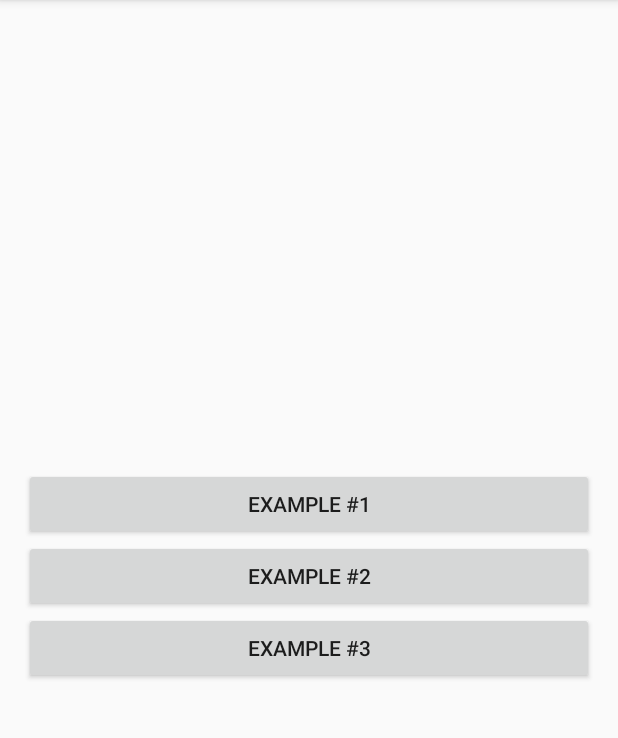
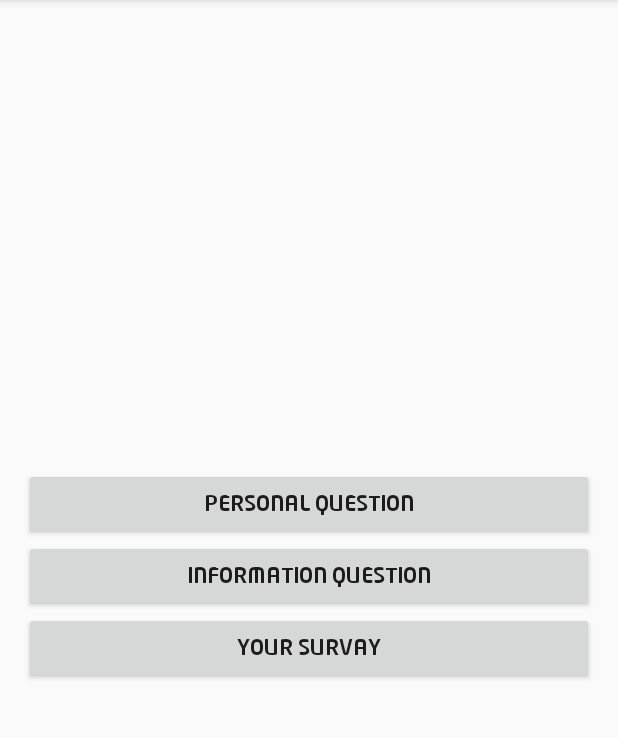
Before and after one commit to Elswah/surveylib-master, an Android app: the screen it shows after launch (MainActivity), on a phone screen of 412 x 824 dp, the part 84-822 px from its top. Run offline under Robolectric (Android 15) with nearby library versions, the phone set to English and light mode, and no system bars.

Commit message:
apply fonts

```diff
--- a/app/src/main/java/androidadvance/com/androidsurveyexample/MainActivity.java
+++ b/app/src/main/java/androidadvance/com/androidsurveyexample/MainActivity.java
@@ -1,12 +1,15 @@
 package androidadvance.com.androidsurveyexample;
 
 import android.content.Intent;
+import android.os.Bundle;
 import android.support.v7.app.AppCompatActivity;
-import android.os.Bundle;
 import android.util.Log;
 import android.view.View;
 import android.widget.Button;
+
 import com.androidadvance.androidsurvey.SurveyActivity;
+import com.androidadvance.androidsurvey.utilities.Fonts;
+
 import java.io.IOException;
 import java.io.InputStream;
 
@@ -24,6 +27,9 @@ public class MainActivity extends AppCompatActivity {
         Button button_survey_example_1 = (Button) findViewById(R.id.button_survey_example_1);
         Button button_survey_example_2 = (Button) findViewById(R.id.button_survey_example_2);
         Button button_survey_example_3 = (Button) findViewById(R.id.button_survey_example_3);
+        Fonts.set(button_survey_example_1, this);
+        Fonts.set(button_survey_example_2, this);
+        Fonts.set(button_survey_example_3, this);
 
         button_survey_example_1.setOnClickListener(new View.OnClickListener() {
             @Override
--- a/app/src/main/res/layout/activity_main.xml
+++ b/app/src/main/res/layout/activity_main.xml
@@ -20,19 +20,19 @@
         <Button
             android:layout_width="match_parent"
             android:layout_height="wrap_content"
-            android:text="Example #1"
+            android:text="@string/personal_question"
             android:id="@+id/button_survey_example_1"/>
 
         <Button
             android:layout_width="match_parent"
             android:layout_height="wrap_content"
-            android:text="Example #2"
+            android:text="@string/information_question"
             android:id="@+id/button_survey_example_2" />
 
         <Button
             android:layout_width="match_parent"
             android:layout_height="wrap_content"
-            android:text="Example #3"
+            android:text="@string/your_survay"
             android:id="@+id/button_survey_example_3" />
     </LinearLayout>
 </RelativeLayout>
--- a/app/src/main/res/values/strings.xml
+++ b/app/src/main/res/values/strings.xml
@@ -1,3 +1,6 @@
 <resources>
     <string name="app_name">AndroidSurveyExample</string>
+    <string name="information_question">information question</string>
+    <string name="your_survay">your survay</string>
+    <string name="personal_question">personal Question</string>
 </resources>
--- a/surveylib/src/main/java/com/androidadvance/androidsurvey/SurveyActivity.java
+++ b/surveylib/src/main/java/com/androidadvance/androidsurvey/SurveyActivity.java
@@ -28,11 +28,11 @@ public class SurveyActivity extends AppCompatActivity {
     private ViewPager mPager;
     private String style_string = null;
 
+
     @Override
     protected void onCreate(Bundle savedInstanceState) {
         super.onCreate(savedInstanceState);
         setContentView(R.layout.activity_main_survey);
-
 
 
         if (getIntent().getExtras() != null) {
--- a/surveylib/src/main/java/com/androidadvance/androidsurvey/fragment/FragmentCheckboxes.java
+++ b/surveylib/src/main/java/com/androidadvance/androidsurvey/fragment/FragmentCheckboxes.java
@@ -18,6 +18,7 @@ import com.androidadvance.androidsurvey.Answers;
 import com.androidadvance.androidsurvey.R;
 import com.androidadvance.androidsurvey.SurveyActivity;
 import com.androidadvance.androidsurvey.models.Question;
+import com.androidadvance.androidsurvey.utilities.Fonts;
 
 import java.util.ArrayList;
 import java.util.Collections;
@@ -39,7 +40,9 @@ public class FragmentCheckboxes extends Fragment {
                 R.layout.fragment_checkboxes, container, false);
 
         button_continue = (Button) rootView.findViewById(R.id.button_continue);
+        Fonts.set(button_continue, getContext());
         textview_q_title = (TextView) rootView.findViewById(R.id.textview_q_title);
+        Fonts.set(textview_q_title, getContext());
         linearLayout_checkboxes = (LinearLayout) rootView.findViewById(R.id.linearLayout_checkboxes);
         button_continue.setOnClickListener(new View.OnClickListener() {
             @Override
--- a/surveylib/src/main/java/com/androidadvance/androidsurvey/fragment/FragmentEnd.java
+++ b/surveylib/src/main/java/com/androidadvance/androidsurvey/fragment/FragmentEnd.java
@@ -14,6 +14,7 @@ import com.androidadvance.androidsurvey.Answers;
 import com.androidadvance.androidsurvey.R;
 import com.androidadvance.androidsurvey.SurveyActivity;
 import com.androidadvance.androidsurvey.models.SurveyProperties;
+import com.androidadvance.androidsurvey.utilities.Fonts;
 
 public class FragmentEnd extends Fragment {
 
@@ -29,6 +30,8 @@ public class FragmentEnd extends Fragment {
 
         Button button_finish = (Button) rootView.findViewById(R.id.button_finish);
         textView_end = (TextView) rootView.findViewById(R.id.textView_end);
+        Fonts.set(button_finish, getContext());
+        Fonts.set(textView_end, getContext());
 
 
         button_finish.setOnClickListener(new View.OnClickListener() {
--- a/surveylib/src/main/java/com/androidadvance/androidsurvey/fragment/FragmentMultiline.java
+++ b/surveylib/src/main/java/com/androidadvance/androidsurvey/fragment/FragmentMultiline.java
@@ -19,6 +19,7 @@ import com.androidadvance.androidsurvey.Answers;
 import com.androidadvance.androidsurvey.R;
 import com.androidadvance.androidsurvey.SurveyActivity;
 import com.androidadvance.androidsurvey.models.Question;
+import com.androidadvance.androidsurvey.utilities.Fonts;
 
 public class FragmentMultiline extends Fragment {
 
@@ -36,6 +37,11 @@ public class FragmentMultiline extends Fragment {
         button_continue = (Button) rootView.findViewById(R.id.button_continue);
         textview_q_title = (TextView) rootView.findViewById(R.id.textview_q_title);
         editText_answer = (EditText) rootView.findViewById(R.id.editText_answer);
+
+        Fonts.set(button_continue, getContext());
+        Fonts.set(textview_q_title, getContext());
+        Fonts.set(editText_answer, getContext());
+
         button_continue.setOnClickListener(new View.OnClickListener() {
             @Override public void onClick(View v) {
                  Answers.getInstance().put_answer(textview_q_title.getText().toString(), editText_answer.getText().toString().trim());
--- a/surveylib/src/main/java/com/androidadvance/androidsurvey/fragment/FragmentNumber.java
+++ b/surveylib/src/main/java/com/androidadvance/androidsurvey/fragment/FragmentNumber.java
@@ -20,6 +20,7 @@ import com.androidadvance.androidsurvey.Answers;
 import com.androidadvance.androidsurvey.R;
 import com.androidadvance.androidsurvey.SurveyActivity;
 import com.androidadvance.androidsurvey.models.Question;
+import com.androidadvance.androidsurvey.utilities.Fonts;
 
 public class FragmentNumber extends Fragment {
 
@@ -37,6 +38,11 @@ public class FragmentNumber extends Fragment {
         button_continue = (Button) rootView.findViewById(R.id.button_continue);
         textview_q_title = (TextView) rootView.findViewById(R.id.textview_q_title);
         editText_answer = (EditText) rootView.findViewById(R.id.editText_answer);
+
+        Fonts.set(button_continue, getContext());
+        Fonts.set(textview_q_title, getContext());
+        Fonts.set(editText_answer, getContext());
+
         editText_answer.setInputType(InputType.TYPE_CLASS_NUMBER | InputType.TYPE_NUMBER_FLAG_DECIMAL);
         button_continue.setOnClickListener(new View.OnClickListener() {
             @Override public void onClick(View v) {
--- a/surveylib/src/main/java/com/androidadvance/androidsurvey/fragment/FragmentRadioboxes.java
+++ b/surveylib/src/main/java/com/androidadvance/androidsurvey/fragment/FragmentRadioboxes.java
@@ -19,6 +19,7 @@ import com.androidadvance.androidsurvey.Answers;
 import com.androidadvance.androidsurvey.R;
 import com.androidadvance.androidsurvey.SurveyActivity;
 import com.androidadvance.androidsurvey.models.Question;
+import com.androidadvance.androidsurvey.utilities.Fonts;
 
 import java.util.ArrayList;
 import java.util.Collections;
@@ -43,6 +44,10 @@ public class FragmentRadioboxes extends Fragment {
 
         button_continue = (Button) rootView.findViewById(R.id.button_continue);
         textview_q_title = (TextView) rootView.findViewById(R.id.textview_q_title);
+
+        Fonts.set(button_continue, getContext());
+        Fonts.set(textview_q_title, getContext());
+
         radioGroup = (RadioGroup) rootView.findViewById(R.id.radioGroup);
         button_continue.setOnClickListener(new View.OnClickListener() {
             @Override
--- a/surveylib/src/main/java/com/androidadvance/androidsurvey/fragment/FragmentStart.java
+++ b/surveylib/src/main/java/com/androidadvance/androidsurvey/fragment/FragmentStart.java
@@ -13,6 +13,7 @@ import android.widget.TextView;
 import com.androidadvance.androidsurvey.R;
 import com.androidadvance.androidsurvey.SurveyActivity;
 import com.androidadvance.androidsurvey.models.SurveyProperties;
+import com.androidadvance.androidsurvey.utilities.Fonts;
 
 
 public class FragmentStart extends Fragment {
@@ -27,7 +28,9 @@ public class FragmentStart extends Fragment {
                 R.layout.fragment_start, container, false);
 
         textView_start = (TextView) rootView.findViewById(R.id.textView_start);
+        Fonts.set(textView_start, getContext());
         Button button_continue = (Button) rootView.findViewById(R.id.button_continue);
+        Fonts.set(button_continue, getContext());
         button_continue.setOnClickListener(new View.OnClickListener() {
             @Override
             public void onClick(View v) {
--- a/surveylib/src/main/java/com/androidadvance/androidsurvey/fragment/FragmentTextSimple.java
+++ b/surveylib/src/main/java/com/androidadvance/androidsurvey/fragment/FragmentTextSimple.java
@@ -19,6 +19,7 @@ import com.androidadvance.androidsurvey.Answers;
 import com.androidadvance.androidsurvey.R;
 import com.androidadvance.androidsurvey.SurveyActivity;
 import com.androidadvance.androidsurvey.models.Question;
+import com.androidadvance.androidsurvey.utilities.Fonts;
 
 public class FragmentTextSimple extends Fragment {
 
@@ -36,6 +37,11 @@ public class FragmentTextSimple extends Fragment {
         button_continue = (Button) rootView.findViewById(R.id.button_continue);
         textview_q_title = (TextView) rootView.findViewById(R.id.textview_q_title);
         editText_answer = (EditText) rootView.findViewById(R.id.editText_answer);
+
+        Fonts.set(button_continue, getContext());
+        Fonts.set(textview_q_title, getContext());
+        Fonts.set(editText_answer, getContext());
+
         button_continue.setOnClickListener(new View.OnClickListener() {
             @Override
             public void onClick(View v) {
```
Also changed, not shown: surveylib/src/main/java/com/androidadvance/androidsurvey/utilities/Fonts.java (added, +34 -0 lines), surveylib/src/main/assets/font.ttf (added).
